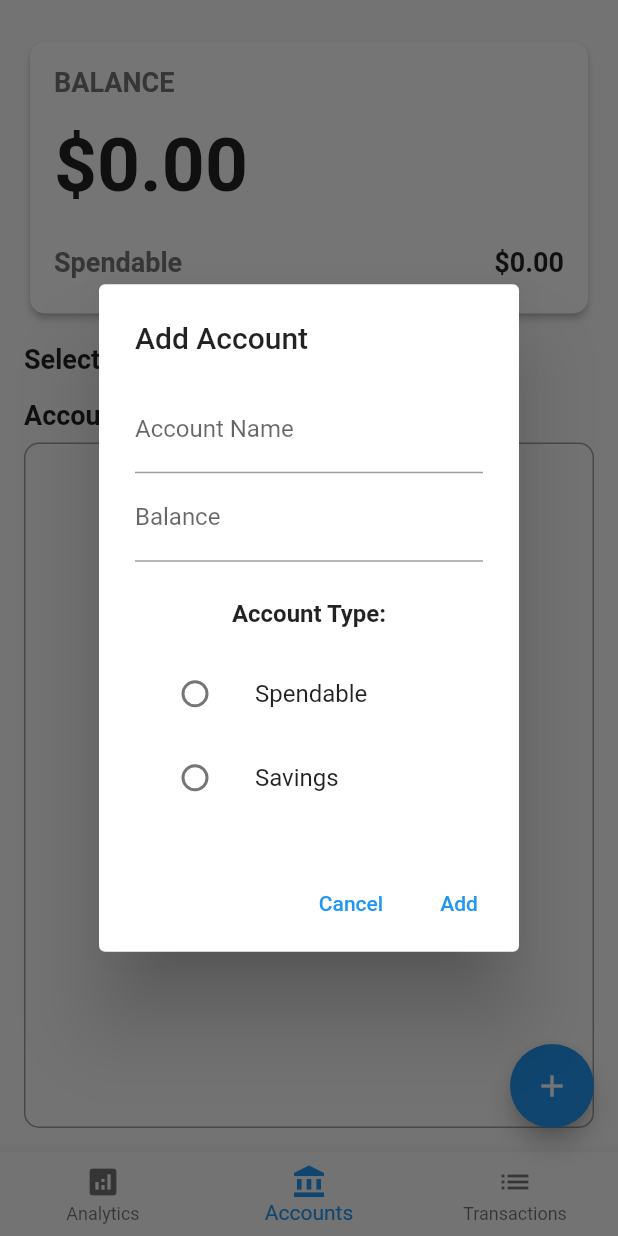
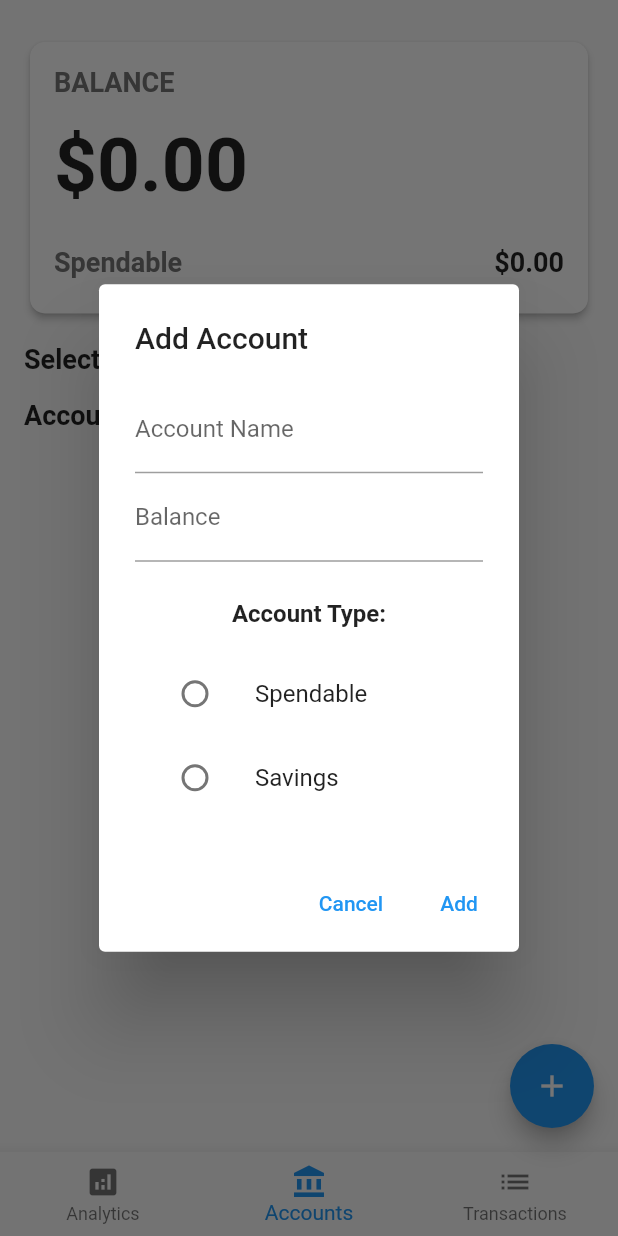
Before and after one commit to rpyncierto/AllowancePal, a Flutter app: the DashboardPage screen opened directly, item 2 of the bottom bar chosen, after a tap on the "add" icon, on a phone screen of 412 x 824 dp. Run offline on Flutter 3.47's test engine with Material 2 defaults, Android fonts, the light colour scheme and no system bars; our stand-ins replace firebase_core, shared_preferences; accounts and stored records are empty.

Commit message:
refactor: made the code readable

```diff
--- /dev/null
+++ b/lib/screens/tracker/account.dart
@@ -0,0 +1,18 @@
+class Account {
+  final String name;
+  double balance;
+  final String type;
+
+  Account(this.name, this.balance, this.type);
+
+  Account.fromJson(Map<String, dynamic> json)
+      : name = json['name'],
+        balance = json['balance'],
+        type = json['type'];
+
+  Map<String, dynamic> toJson() => {
+        'name': name,
+        'balance': balance,
+        'type': type,
+      };
+}
--- a/lib/screens/tracker/dashboard.dart
+++ b/lib/screens/tracker/dashboard.dart
@@ -1,6 +1,8 @@
 import 'package:flutter/material.dart';
 import 'package:shared_preferences/shared_preferences.dart';
 import 'dart:convert';
+
+import 'account.dart';
 
 class DashboardPage extends StatefulWidget {
   @override
@@ -140,13 +142,8 @@ class _DashboardPageState extends State<DashboardPage> {
                 ),
                 const SizedBox(height: 8.0),
                 Expanded(
-                  child: Container(
-                    decoration: BoxDecoration(
-                      borderRadius: BorderRadius.circular(10.0),
-                      border: Border.all(color: Colors.grey),
-                    ),
                   child: Padding(
-                      padding: EdgeInsets.all(
+                      padding: const EdgeInsets.all(
                           8.0), // Adjust the padding value as needed
                       child: ListView.builder(
                         itemCount: accounts.length,
@@ -159,7 +156,7 @@ class _DashboardPageState extends State<DashboardPage> {
                             child: ListTile(
                               title: Text(
                                 accounts[index].name,
-                                style: TextStyle(
+                                style: const TextStyle(
                                   fontSize: 18.0,
                                   fontWeight: FontWeight.bold,
                                 ),
@@ -183,47 +180,14 @@ class _DashboardPageState extends State<DashboardPage> {
                       ),
                     ),
                   ),
-                ),
+
               ],
               if (_selectedIndex == 2) ...[
                 const SizedBox(height: 16.0),
-                Expanded(
-                  child: Container(
-                    decoration: BoxDecoration(
-                      borderRadius: BorderRadius.circular(10.0),
-                      border: Border.all(color: Colors.grey),
-                    ),
-                    child: Padding(
+                const Expanded(
+                  child:  Padding(
                       padding: EdgeInsets.all(
                         8.0,
-                      ), // Adjust the padding value as needed
-                      // child: ListView.builder(
-                      //   itemCount: transactions.length,
-                      //   itemBuilder: (context, index) {
-                      //     return Card(
-                      //       elevation: 2.0,
-                      //       shape: RoundedRectangleBorder(
-                      //         borderRadius: BorderRadius.circular(10.0),
-                      //       ),
-                      //       child: ListTile(
-                      //         title: Text(
-                      //           transactions[index].type,
-                      //           style: TextStyle(
-                      //             fontSize: 18.0,
-                      //             fontWeight: FontWeight.bold,
-                      //           ),
-                      //         ),
-                      //         subtitle: Text(
-                      //           'Amount: \$${transactions[index].amount.toStringAsFixed(2)}',
-                      //           style: TextStyle(
-                      //             fontSize: 16.0,
-                      //             color: Colors.grey[600],
-                      //           ),
-                      //         ),
-                      //       ),
-                      //     );
-                      //   },
-                      // ),
                       ),
                     ),
                 ),
@@ -236,7 +200,7 @@ class _DashboardPageState extends State<DashboardPage> {
       bottomNavigationBar: BottomNavigationBar(
         currentIndex: _selectedIndex,
         onTap: _onTabTapped,
-        items: [
+        items: const [
           BottomNavigationBarItem(
             icon: Icon(Icons.analytics),
             label: 'Analytics',
@@ -256,14 +220,14 @@ class _DashboardPageState extends State<DashboardPage> {
               onPressed: () {
                 _showAddAccountDialog();
               },
-              child: Icon(Icons.add),
+              child: const Icon(Icons.add),
             )
           : _selectedIndex == 2
               ? FloatingActionButton(
                   onPressed: () {
                     _showAddTransactionDialog();
                   },
-                  child: Icon(Icons.add),
+                  child: const Icon(Icons.add),
                 )
               : null,
     );
@@ -290,14 +254,14 @@ class _DashboardPageState extends State<DashboardPage> {
     showDialog(
       context: context,
       builder: (context) => AlertDialog(
-        title: Text('Add Account'),
+        title: const Text('Add Account'),
         content: StatefulBuilder(
           builder: (BuildContext context, StateSetter setState) {
             return Column(
               mainAxisSize: MainAxisSize.min,
               children: [
                 TextField(
-                  decoration: InputDecoration(labelText: 'Account Name'),
+                  decoration: const InputDecoration(labelText: 'Account Name'),
                   onChanged: (value) {
                     setState(() {
                       accountName = value;
@@ -305,7 +269,7 @@ class _DashboardPageState extends State<DashboardPage> {
                   },
                 ),
                 TextField(
-                  decoration: InputDecoration(labelText: 'Balance'),
+                  decoration: const InputDecoration(labelText: 'Balance'),
                   keyboardType: TextInputType.number,
                   onChanged: (value) {
                     setState(() {
@@ -313,17 +277,17 @@ class _DashboardPageState extends State<DashboardPage> {
                     });
                   },
                 ),
-                SizedBox(height: 25.0),
-                Text(
+                const SizedBox(height: 25.0),
+                const Text(
                   'Account Type:',
                   style: TextStyle(
                     fontSize: 16.0,
                     fontWeight: FontWeight.bold,
                   ),
                 ),
-                SizedBox(height: 16.0),
+                const SizedBox(height: 16.0),
                 ListTile(
-                  title: Text('Spendable'),
+                  title: const Text('Spendable'),
                   leading: Radio<String>(
                     value: 'Spendable',
                     groupValue: selectedAccountType,
@@ -335,7 +299,7 @@ class _DashboardPageState extends State<DashboardPage> {
                   ),
                 ),
                 ListTile(
-                  title: Text('Savings'),
+                  title: const Text('Savings'),
                   leading: Radio<String>(
                     value: 'Savings',
                     groupValue: selectedAccountType,
@@ -352,13 +316,13 @@ class _DashboardPageState extends State<DashboardPage> {
         ),
         actions: [
           TextButton(
-            child: Text('Cancel'),
+            child: const Text('Cancel'),
             onPressed: () {
               Navigator.pop(context);
             },
           ),
           TextButton(
-            child: Text('Add'),
+            child: const Text('Add'),
             onPressed: () async {
               if (selectedAccountType != null) {
                 accounts
@@ -378,20 +342,19 @@ void _showAddTransactionDialog() {
     // Define variables to hold the transaction details
     String? transactionType;
     double transactionAmount = 0.0;
-  String transactionDescription = '';
     Account? selectedAccount;
 
     showDialog(
       context: context,
       builder: (context) => AlertDialog(
-      title: Text('Add Transaction'),
+        title: const Text('Add Transaction'),
         content: StatefulBuilder(
           builder: (BuildContext context, StateSetter setState) {
             return Column(
               mainAxisSize: MainAxisSize.min,
               children: [
                 DropdownButtonFormField<String>(
-                decoration: InputDecoration(labelText: 'Transaction Type'),
+                  decoration: const InputDecoration(labelText: 'Transaction Type'),
                   value: transactionType,
                   onChanged: (value) {
                     setState(() {
@@ -409,14 +372,15 @@ void _showAddTransactionDialog() {
                   }).toList(),
                 ),
                 DropdownButtonFormField<Account>(
-                decoration: InputDecoration(labelText: 'Account'),
+                  decoration: const InputDecoration(labelText: 'Account'),
                   value: selectedAccount,
                   onChanged: (value) {
                     setState(() {
                       selectedAccount = value;
                     });
                   },
-                items: accounts.map<DropdownMenuItem<Account>>((Account account) {
+                  items: accounts
+                      .map<DropdownMenuItem<Account>>((Account account) {
                     return DropdownMenuItem<Account>(
                       value: account,
                       child: Text(account.name),
@@ -424,7 +388,7 @@ void _showAddTransactionDialog() {
                   }).toList(),
                 ),
                 TextField(
-                decoration: InputDecoration(labelText: 'Amount'),
+                  decoration: const InputDecoration(labelText: 'Amount'),
                   keyboardType: TextInputType.number,
                   onChanged: (value) {
                     setState(() {
@@ -436,7 +400,6 @@ void _showAddTransactionDialog() {
                   decoration: InputDecoration(labelText: 'Description'),
                   onChanged: (value) {
                     setState(() {
-                    transactionDescription = value;
                     });
                   },
                 ),
@@ -475,24 +438,4 @@ void _showAddTransactionDialog() {
       ),
     );
   }
-
 }
-
-class Account {
-  final String name;
-  double balance;
-  final String type;
-
-  Account(this.name, this.balance, this.type);
-
-  Account.fromJson(Map<String, dynamic> json)
-      : name = json['name'],
-        balance = json['balance'],
-        type = json['type'];
-
-  Map<String, dynamic> toJson() => {
-        'name': name,
-        'balance': balance,
-        'type': type,
-      };
-}
```
Lines whose indentation alone changed are shown as unchanged.
